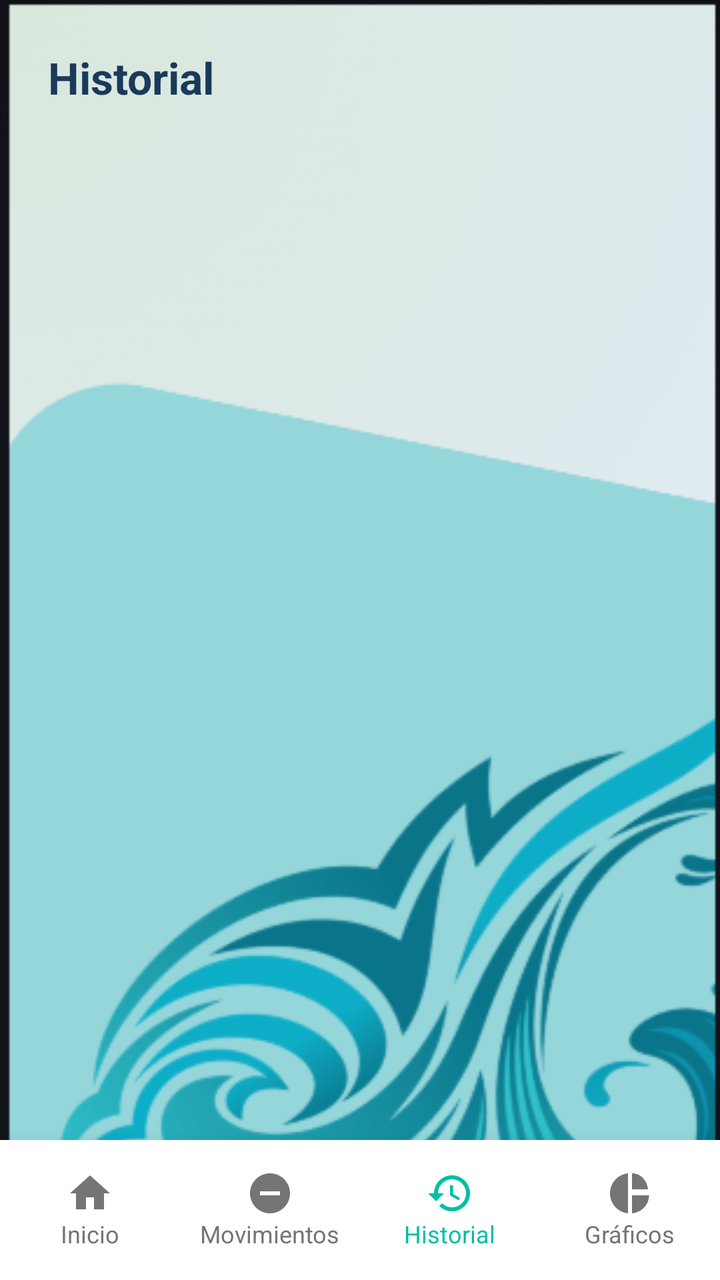
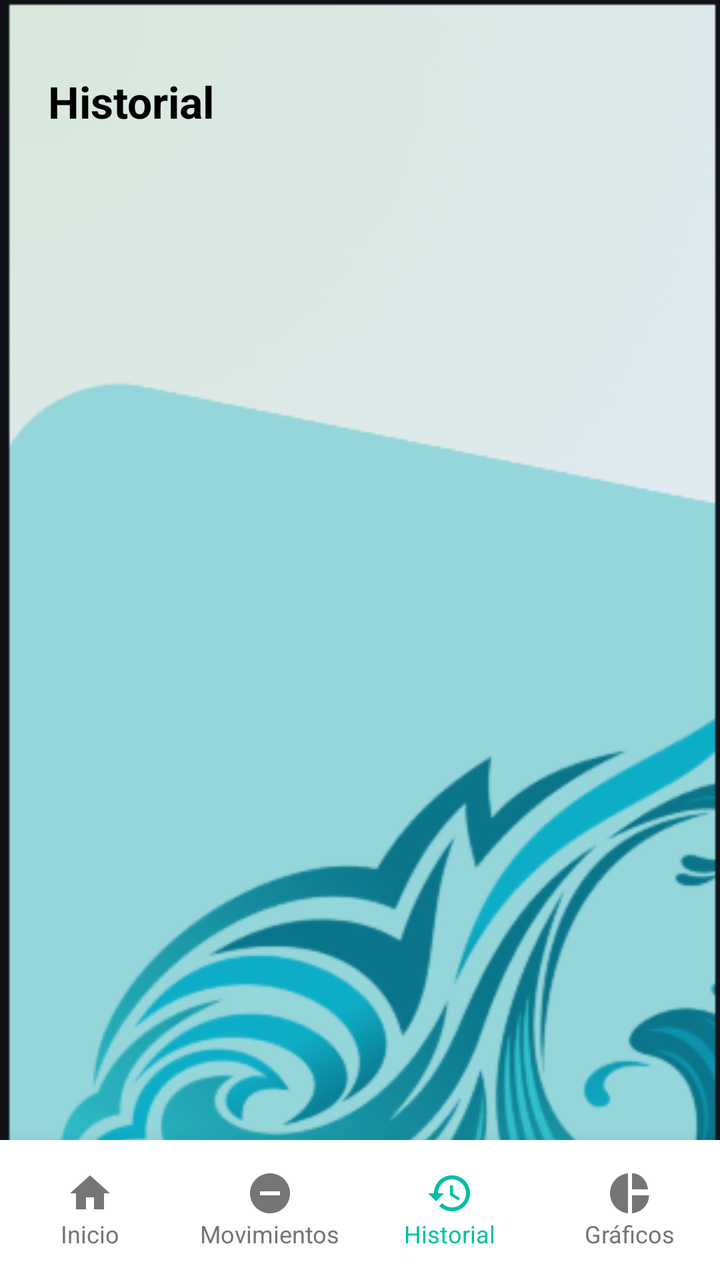

Before-and-after screenshots of an Android layout around one commit, followed by the original layout XML and the change that was made.
<!-- AndroidManifest.xml: application theme Theme.GastoFacil -->
<!-- res/layout/activity_historia.xml -->
<?xml version="1.0" encoding="utf-8"?>
<androidx.constraintlayout.widget.ConstraintLayout xmlns:android="http://schemas.android.com/apk/res/android"
    xmlns:app="http://schemas.android.com/apk/res-auto"
    xmlns:tools="http://schemas.android.com/tools"
    android:layout_width="match_parent"
    android:layout_height="match_parent"
    android:background="@drawable/fondo_2"
    tools:context=".HistoriaActivity">

    
    <TextView
        android:id="@+id/tvTitleHistoria"
        android:layout_width="wrap_content"
        android:layout_height="wrap_content"
        android:layout_marginStart="24dp"
        android:layout_marginTop="24dp"
        android:text="@string/h_title"
        android:textColor="#1A3A5A"
        android:textSize="22sp"
        android:textStyle="bold"
        app:layout_constraintStart_toStartOf="parent"
        app:layout_constraintTop_toTopOf="parent" />

    <ScrollView
        android:layout_width="match_parent"
        android:layout_height="0dp"
        android:layout_marginTop="16dp"
        app:layout_constraintBottom_toTopOf="@+id/bottomNavHistoria"
        app:layout_constraintTop_toBottomOf="@id/tvTitleHistoria">

        <LinearLayout
            android:layout_width="match_parent"
            android:layout_height="wrap_content"
            android:orientation="vertical"
            android:paddingHorizontal="16dp"
            android:paddingBottom="20dp">

            <androidx.recyclerview.widget.RecyclerView
                android:id="@+id/rvHistorial"
                android:layout_width="match_parent"
                android:layout_height="wrap_content"
                android:nestedScrollingEnabled="false"
                tools:listitem="@layout/item_transaction" />

            <Button
                android:id="@+id/btnVerMas"
                android:layout_width="wrap_content"
                android:layout_height="wrap_content"
                android:layout_gravity="center"
                android:layout_marginTop="16dp"
                android:backgroundTint="@color/nav_active"
                android:text="@string/h_load_more"
                android:textAllCaps="false"
                android:textColor="@color/white"
                android:visibility="gone"
                app:cornerRadius="20dp" />

        </LinearLayout>
    </ScrollView>

    
    <LinearLayout
        android:id="@+id/bottomNavHistoria"
        android:layout_width="match_parent"
        android:layout_height="70dp"
        android:background="@color/white"
        android:elevation="16dp"
        android:orientation="horizontal"
        app:layout_constraintBottom_toBottomOf="parent">

        <LinearLayout
            android:id="@+id/navHomeH"
            android:layout_width="0dp"
            android:layout_height="match_parent"
            android:layout_weight="1"
            android:gravity="center"
            android:orientation="vertical"
            android:clickable="true"
            android:focusable="true"
            android:background="?attr/selectableItemBackground">
            <ImageView
                android:layout_width="24dp"
                android:layout_height="24dp"
                android:src="@drawable/ic_home"
                app:tint="@color/nav_inactive" />
            <TextView
                android:layout_width="wrap_content"
                android:layout_height="wrap_content"
                android:text="@string/d_nav_home"
                android:textColor="@color/nav_inactive"
                android:textSize="12sp" />
        </LinearLayout>

        <LinearLayout
            android:id="@+id/navExpensesH"
            android:layout_width="0dp"
            android:layout_height="match_parent"
            android:layout_weight="1"
            android:gravity="center"
            android:orientation="vertical"
            android:clickable="true"
            android:focusable="true"
            android:background="?attr/selectableItemBackground">
            <ImageView
                android:layout_width="24dp"
                android:layout_height="24dp"
                android:src="@drawable/ic_minus_circle"
                app:tint="@color/nav_inactive" />
            <TextView
                android:layout_width="wrap_content"
                android:layout_height="wrap_content"
                android:text="@string/d_nav_expenses"
                android:textColor="@color/nav_inactive"
                android:textSize="12sp" />
        </LinearLayout>

        <LinearLayout
            android:layout_width="0dp"
            android:layout_height="match_parent"
            android:layout_weight="1"
            android:gravity="center"
            android:orientation="vertical">
            <ImageView
                android:layout_width="24dp"
                android:layout_height="24dp"
                android:src="@drawable/ic_history"
                app:tint="@color/nav_active" />
            <TextView
                android:layout_width="wrap_content"
                android:layout_height="wrap_content"
                android:text="@string/d_nav_history"
                android:textColor="@color/nav_active"
                android:textSize="12sp" />
        </LinearLayout>

        <LinearLayout
            android:id="@+id/navChartsH"
            android:layout_width="0dp"
            android:layout_height="match_parent"
            android:layout_weight="1"
            android:gravity="center"
            android:orientation="vertical"
            android:clickable="true"
            android:focusable="true"
            android:background="?attr/selectableItemBackground">
            <ImageView
                android:layout_width="24dp"
                android:layout_height="24dp"
                android:src="@drawable/ic_pie_chart" />
            <TextView
                android:layout_width="wrap_content"
                android:layout_height="wrap_content"
                android:text="@string/d_nav_charts"
                android:textColor="@color/nav_inactive"
                android:textSize="12sp" />
        </LinearLayout>

    </LinearLayout>

</androidx.constraintlayout.widget.ConstraintLayout>
<!-- res/layout/item_transaction.xml (included above) -->
<?xml version="1.0" encoding="utf-8"?>
<com.google.android.material.card.MaterialCardView xmlns:android="http://schemas.android.com/apk/res/android"
    xmlns:app="http://schemas.android.com/apk/res-auto"
    android:layout_width="match_parent"
    android:layout_height="wrap_content"
    android:layout_marginTop="10dp"
    app:cardCornerRadius="16dp"
    app:cardElevation="4dp">

    <LinearLayout
        android:layout_width="match_parent"
        android:layout_height="wrap_content"
        android:gravity="center_vertical"
        android:orientation="horizontal"
        android:padding="15dp">

        <ImageView
            android:id="@+id/ivTransIcon"
            android:layout_width="40dp"
            android:layout_height="40dp"
            android:background="#F5F5F5"
            android:padding="8dp"
            android:src="@drawable/ic_play_circle"
            android:contentDescription="@string/desc_trans_icon" />

        <LinearLayout
            android:layout_width="0dp"
            android:layout_height="wrap_content"
            android:layout_marginStart="15dp"
            android:layout_weight="1"
            android:orientation="vertical">
            <TextView
                android:id="@+id/tvTransName"
                android:layout_width="wrap_content"
                android:layout_height="wrap_content"
                android:text="@string/d_trans_netflix"
                android:textColor="@color/black"
                android:textSize="16sp"
                android:textStyle="bold" />
            <TextView
                android:id="@+id/tvTransDesc"
                android:layout_width="wrap_content"
                android:layout_height="wrap_content"
                android:text="@string/d_trans_netflix_desc"
                android:textColor="#757575"
                android:textSize="12sp" />

            <ImageView
                android:id="@+id/ivLocationIcon"
                android:layout_width="16dp"
                android:layout_height="16dp"
                android:layout_marginTop="4dp"
                android:src="@drawable/ic_location"
                app:tint="@color/nav_active"
                android:visibility="gone"
                android:contentDescription="@string/logo" />
        </LinearLayout>

        <TextView
            android:id="@+id/tvTransValue"
            android:layout_width="wrap_content"
            android:layout_height="wrap_content"
            android:text="@string/d_trans_netflix_val"
            android:textColor="@color/expense_red"
            android:textSize="16sp"
            android:textStyle="bold" />

    </LinearLayout>
</com.google.android.material.card.MaterialCardView>
<!-- resources referenced by this layout -->
<resources>
  <color name="black">#FF000000</color>
  <color name="expense_red">#E91E63</color>
  <color name="nav_active">#00BFA5</color>
  <color name="nav_inactive">#757575</color>
  <color name="white">#FFFFFFFF</color>
  <!-- drawable ic_home (drawable) -->
  <vector xmlns:android="http://schemas.android.com/apk/res/android"
      android:width="24dp"
      android:height="24dp"
      android:viewportWidth="24"
      android:viewportHeight="24">
    <path
        android:fillColor="@color/nav_active"
        android:pathData="M10,20v-6h4v6h5v-8h3L12,3 2,12h3v8z"/>
  </vector>
  <!-- drawable ic_location (drawable) -->
  <vector xmlns:android="http://schemas.android.com/apk/res/android"
      android:width="24dp"
      android:height="24dp"
      android:viewportWidth="24"
      android:viewportHeight="24">
    <path
        android:fillColor="#000000"
        android:pathData="L12,2C8.13,2 5,5.13 5,9c0,5.25 7,13 7,13s7,-7.75 7,-13c0,-3.87 -3.13,-7 -7,-7zM12,11.5c-1.38,0 -2.5,-1.12 -2.5,-2.5s1.12,-2.5 2.5,-2.5 2.5,1.12 2.5,2.5 -1.12,2.5 -2.5,2.5z"/>
  </vector>
  <!-- drawable ic_minus_circle (drawable) -->
  <vector xmlns:android="http://schemas.android.com/apk/res/android"
      android:width="24dp"
      android:height="24dp"
      android:viewportWidth="24"
      android:viewportHeight="24">
    <path
        android:fillColor="@color/nav_inactive"
        android:pathData="M12,2C6.48,2 2,6.48 2,12s4.48,10 10,10 10,-4.48 10,-10S17.52,2 12,2zM17,13H7v-2h10v2z"/>
  </vector>
  <!-- drawable ic_pie_chart (drawable) -->
  <vector xmlns:android="http://schemas.android.com/apk/res/android"
      android:width="24dp"
      android:height="24dp"
      android:viewportWidth="24"
      android:viewportHeight="24">
    <path
        android:fillColor="@color/nav_inactive"
        android:pathData="M11,2v20c-5.07,-0.5 -9,-4.79 -9,-10s3.93,-9.5 9,-10zM13,2v8h8c-0.5,-4.79 -4.21,-8.5 -9,-8zM13,12v10c4.79,-0.5 8.5,-4.21 8.5,-9h-8.5z"/>
  </vector>
  <!-- drawable ic_play_circle (drawable) -->
  <vector xmlns:android="http://schemas.android.com/apk/res/android"
      android:width="24dp"
      android:height="24dp"
      android:viewportWidth="24"
      android:viewportHeight="24">
    <path
        android:fillColor="@color/black"
        android:pathData="M12,2C6.48,2 2,6.48 2,12s4.48,10 10,10 10,-4.48 10,-10S17.52,2 12,2zM10,16.5v-9l6,4.5 -6,4.5z"/>
  </vector>
  <string name="d_nav_charts">Gráficos</string>
  <string name="d_nav_expenses">Movimientos</string>
  <string name="d_nav_history">Historial</string>
  <string name="d_nav_home">Inicio</string>
  <string name="d_trans_netflix">Suscripción Netflix</string>
  <string name="d_trans_netflix_desc">Ocio · Hoy, 10:15 AM</string>
  <string name="d_trans_netflix_val">-$14.99</string>
  <string name="desc_trans_icon">Icono de transacción</string>
  <string name="h_load_more">Ver más</string>
  <string name="h_title">Historial</string>
  <string name="logo">logotipo</string>
  <style name="Theme.GastoFacil" parent="Theme.MaterialComponents.Light.NoActionBar">
          
          <item name="colorPrimary">@color/purple_500</item>
          <item name="colorPrimaryVariant">@color/purple_700</item>
          <item name="colorOnPrimary">@color/white</item>
          
          <item name="colorSecondary">@color/teal_200</item>
          <item name="colorSecondaryVariant">@color/teal_700</item>
          <item name="colorOnSecondary">@color/black</item>
          
          <item name="android:statusBarColor">?attr/colorPrimaryVariant</item>
          
      </style>
  <color name="purple_500">#203053</color>
  <color name="purple_700">#FF3700B3</color>
  <color name="teal_200">#FF03DAC5</color>
  <color name="teal_700">#FF018786</color>
  <!-- unchanged entries left out for length: 2 -->
</resources>

<!-- the commit's change to res/layout/activity_historia.xml (unified diff, before → after) -->
@@ -4,6 +4,7 @@
     xmlns:tools="http://schemas.android.com/tools"
     android:layout_width="match_parent"
     android:layout_height="match_parent"
+    android:fitsSystemWindows="true"
     android:background="@drawable/fondo_2"
     tools:context=".HistoriaActivity">
 
@@ -13,9 +14,9 @@
         android:layout_width="wrap_content"
         android:layout_height="wrap_content"
         android:layout_marginStart="24dp"
-        android:layout_marginTop="24dp"
+        android:layout_marginTop="36dp"
         android:text="@string/h_title"
-        android:textColor="#1A3A5A"
+        android:textColor="@color/black"
         android:textSize="22sp"
         android:textStyle="bold"
         app:layout_constraintStart_toStartOf="parent"
<!-- resource entries referenced after the edit -->
@@ -61,12 +61,12 @@
   <string name="d_nav_home">Inicio</string>
   <string name="d_trans_netflix">Suscripción Netflix</string>
   <string name="d_trans_netflix_desc">Ocio · Hoy, 10:15 AM</string>
-  <string name="d_trans_netflix_val">-$14.99</string>
+  <string name="d_trans_netflix_val">$0.0</string>
   <string name="desc_trans_icon">Icono de transacción</string>
   <string name="h_load_more">Ver más</string>
   <string name="h_title">Historial</string>
   <string name="logo">logotipo</string>
-  <style name="Theme.GastoFacil" parent="Theme.MaterialComponents.Light.NoActionBar">
+  <style name="Theme.GastoFacil" parent="Theme.MaterialComponents.DayNight.NoActionBar">
           
           <item name="colorPrimary">@color/purple_500</item>
           <item name="colorPrimaryVariant">@color/purple_700</item>
